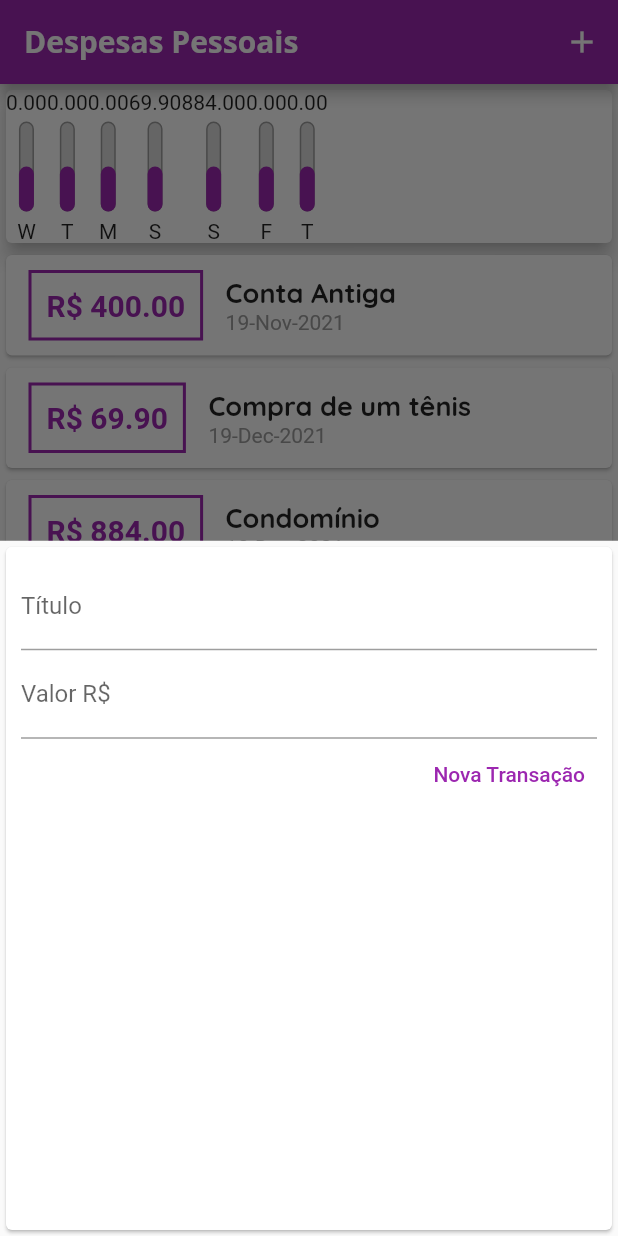
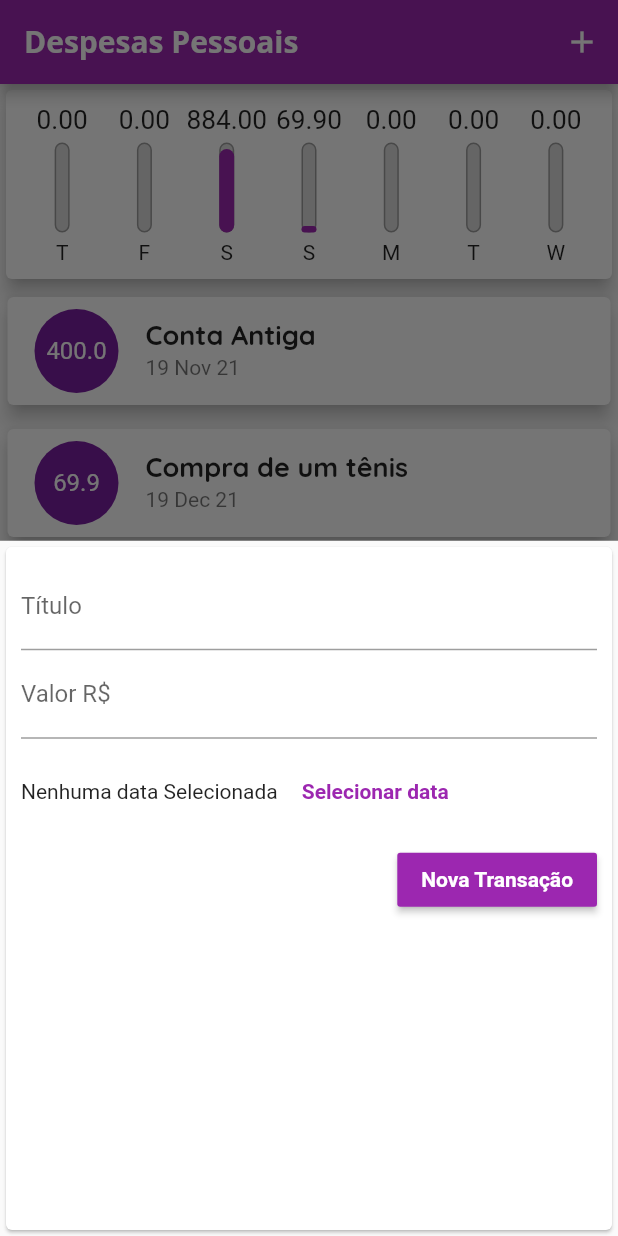
Before and after one commit to adrianoheissig/expenses, a Flutter app: the screen it shows after launch, after a tap on the "add" icon, on a phone screen of 412 x 824 dp. Run offline on Flutter 3.47's test engine with Material 2 defaults, Android fonts, the phone set to English and light mode, and no system bars.

Commit message:
Ajustes de Cor, fonte e layout

```diff
--- a/lib/components/chart.dart
+++ b/lib/components/chart.dart
@@ -30,21 +30,33 @@ class Chart extends StatelessWidget {
         'day': DateFormat.E().format(weekDay)[0],
         'value': totalSum,
       };
-    });
+    }).reversed.toList();
+  }
+
+  double get _weekTotalSum {
+    return groupedTransactions.fold(
+        0.0, (sum, tr) => sum + (tr['value'] as double));
   }
 
   @override
   Widget build(BuildContext context) {
     return Card(
       elevation: 5,
+      child: Padding(
+        padding: const EdgeInsets.all(10),
         child: Row(
+          mainAxisAlignment: MainAxisAlignment.spaceAround,
           children: groupedTransactions.map((tr) {
-          return ChartBar(
+            return Flexible(
+              fit: FlexFit.tight,
+              child: ChartBar(
                 label: tr['day'].toString(),
                 value: double.parse(tr['value'].toString()),
-            percentage: 0.5,
+                percentage: (tr['value'] as double) / _weekTotalSum,
+              ),
             );
           }).toList(),
+        ),
       ),
     );
   }
--- a/lib/components/chart_bar.dart
+++ b/lib/components/chart_bar.dart
@@ -14,7 +14,12 @@ class ChartBar extends StatelessWidget {
   Widget build(BuildContext context) {
     return Column(
       children: [
-        Text(value.toStringAsFixed(2)),
+        Container(
+          height: 20,
+          child: FittedBox(
+            child: Text(value.toStringAsFixed(2)),
+          ),
+        ),
         const SizedBox(
           height: 5,
         ),
--- a/lib/components/transaction_form.dart
+++ b/lib/components/transaction_form.dart
@@ -50,15 +50,32 @@ class _TransactionFormState extends State<TransactionForm> {
                 labelText: 'Valor R\$',
               ),
             ),
+            Container(
+              height: 70,
+              child: Row(
+                children: [
+                  const Text('Nenhuma data Selecionada'),
+                  FlatButton(
+                    textColor: Theme.of(context).primaryColor,
+                    onPressed: () {},
+                    child: const Text(
+                      'Selecionar data',
+                      style: TextStyle(fontWeight: FontWeight.bold),
+                    ),
+                  ),
+                ],
+              ),
+            ),
             Row(
               mainAxisAlignment: MainAxisAlignment.end,
               children: [
-                TextButton(
+                RaisedButton(
                   onPressed: _submitForm,
                   child: const Text(
                     'Nova Transação',
-                    style: TextStyle(color: Colors.purple),
                   ),
+                  color: Theme.of(context).primaryColor,
+                  textColor: Theme.of(context).textTheme.button!.color,
                 ),
               ],
             )
--- a/lib/components/transaction_list.dart
+++ b/lib/components/transaction_list.dart
@@ -37,40 +37,26 @@ class TransactionList extends StatelessWidget {
               itemBuilder: (ctx, index) {
                 final tr = transactions[index];
                 return Card(
-                  child: Row(
-                    children: [
-                      Container(
-                        margin: const EdgeInsets.symmetric(
-                            horizontal: 15, vertical: 10),
-                        decoration: BoxDecoration(
-                            border: Border.all(
-                          color: Theme.of(context).primaryColor,
-                          width: 2.0,
+                  elevation: 5,
+                  margin:
+                      const EdgeInsets.symmetric(vertical: 8, horizontal: 5),
+                  child: ListTile(
+                    leading: CircleAvatar(
+                      radius: 30,
+                      child: Padding(
+                        padding: const EdgeInsets.all(6.0),
+                        child: FittedBox(
+                            child: Text(
+                          tr.value.toString(),
                         )),
-                        child: Text(
-                          "R\$ ${tr.value?.toStringAsFixed(2)}",
-                          style: TextStyle(
-                            fontWeight: FontWeight.bold,
-                            fontSize: 20,
-                            color: Theme.of(context).primaryColor,
-                          ),
-                        ),
-                        padding: const EdgeInsets.all(10),
                       ),
-                      Column(
-                        crossAxisAlignment: CrossAxisAlignment.start,
-                        children: [
-                          Text(
-                            tr.title.toString(),
-                            style: Theme.of(context).textTheme.headline6,
-                          ),
-                          Text(
-                            DateFormat("d-MMM-y").format(tr.date!),
-                            style: const TextStyle(color: Colors.grey),
-                          )
-                        ],
-                      )
-                    ],
+                    ),
+                    title: Text(
+                      tr.title.toString(),
+                      style: Theme.of(context).textTheme.headline6,
+                    ),
+                    subtitle: Text(
+                        DateFormat('d MMM yy').format((tr.date as DateTime))),
                   ),
                 );
               },
--- a/lib/main.dart
+++ b/lib/main.dart
@@ -33,6 +33,10 @@ class ExpensesApp extends StatelessWidget {
               headline6: const TextStyle(
                 fontFamily: 'Quicksand',
                 fontSize: 18,
+                fontWeight: FontWeight.bold,
+              ),
+              button: const TextStyle(
+                color: Colors.white,
                 fontWeight: FontWeight.bold,
               ),
             ),
```
Lines whose indentation alone changed are shown as unchanged.
